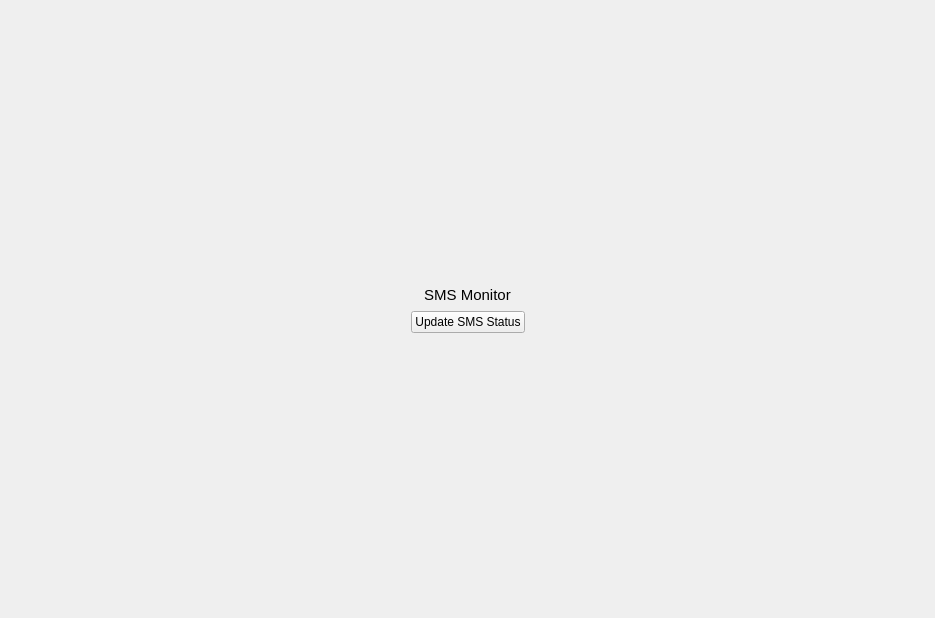
cemc-oper/nwpc-monitor-app, file src/plugins/sms_monitor/sms_monitor_widget.ui: the form before one commit.
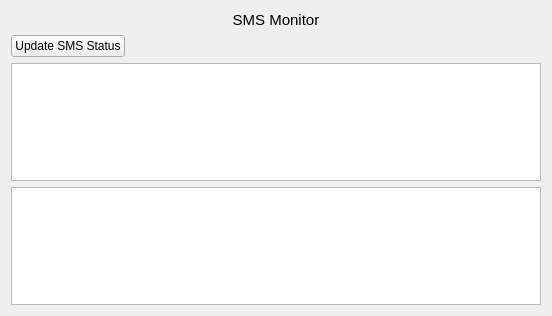
The form after the commit.

Commit message:
Parse json string in slotUpdateStatusStdOut.
修改set_missing_host_key_policy的参数

```diff
--- a/src/plugins/sms_monitor/sms_monitor_widget.ui
+++ b/src/plugins/sms_monitor/sms_monitor_widget.ui
@@ -6,8 +6,8 @@
    <rect>
     <x>0</x>
     <y>0</y>
-    <width>935</width>
-    <height>618</height>
+    <width>552</width>
+    <height>316</height>
    </rect>
   </property>
   <property name="windowTitle">
@@ -15,107 +15,48 @@
   </property>
   <layout class="QGridLayout" name="gridLayout">
    <item row="1" column="0">
-    <layout class="QHBoxLayout" name="horizontalLayout_2">
-     <item>
-      <spacer name="horizontalSpacer_3">
-       <property name="orientation">
-        <enum>Qt::Horizontal</enum>
-       </property>
-       <property name="sizeHint" stdset="0">
-        <size>
-         <width>40</width>
-         <height>20</height>
-        </size>
-       </property>
-      </spacer>
-     </item>
-     <item>
-      <widget class="QLabel" name="label">
-       <property name="text">
-        <string>&lt;html&gt;&lt;head/&gt;&lt;body&gt;&lt;p&gt;&lt;span style=&quot; font-size:11pt;&quot;&gt;SMS Monitor&lt;/span&gt;&lt;/p&gt;&lt;/body&gt;&lt;/html&gt;</string>
-       </property>
-       <property name="alignment">
-        <set>Qt::AlignCenter</set>
-       </property>
-      </widget>
-     </item>
-     <item>
-      <spacer name="horizontalSpacer_4">
-       <property name="orientation">
-        <enum>Qt::Horizontal</enum>
-       </property>
-       <property name="sizeHint" stdset="0">
-        <size>
-         <width>40</width>
-         <height>20</height>
-        </size>
-       </property>
-      </spacer>
-     </item>
-    </layout>
+    <widget class="QPushButton" name="update_sms_staus_button">
+     <property name="text">
+      <string>Update SMS Status</string>
+     </property>
+    </widget>
    </item>
-   <item row="3" column="0">
-    <spacer name="verticalSpacer_2">
+   <item row="1" column="1">
+    <spacer name="horizontalSpacer">
      <property name="orientation">
-      <enum>Qt::Vertical</enum>
+      <enum>Qt::Horizontal</enum>
      </property>
      <property name="sizeHint" stdset="0">
       <size>
-       <width>20</width>
-       <height>106</height>
+       <width>415</width>
+       <height>20</height>
       </size>
      </property>
     </spacer>
    </item>
-   <item row="0" column="0">
-    <spacer name="verticalSpacer">
-     <property name="orientation">
-      <enum>Qt::Vertical</enum>
+   <item row="2" column="0" colspan="2">
+    <widget class="QTextEdit" name="output_text_edit">
+     <property name="readOnly">
+      <bool>true</bool>
      </property>
-     <property name="sizeHint" stdset="0">
-      <size>
-       <width>20</width>
-       <height>107</height>
-      </size>
+    </widget>
+   </item>
+   <item row="3" column="0" colspan="2">
+    <widget class="QTextEdit" name="error_text_edit">
+     <property name="readOnly">
+      <bool>true</bool>
      </property>
-    </spacer>
+    </widget>
    </item>
-   <item row="2" column="0">
-    <layout class="QHBoxLayout" name="horizontalLayout">
-     <item>
-      <spacer name="horizontalSpacer">
-       <property name="orientation">
-        <enum>Qt::Horizontal</enum>
-       </property>
-       <property name="sizeHint" stdset="0">
-        <size>
-         <width>40</width>
-         <height>20</height>
-        </size>
-       </property>
-      </spacer>
-     </item>
-     <item>
-      <widget class="QPushButton" name="update_sms_staus_button">
-       <property name="text">
-        <string>Update SMS Status</string>
-       </property>
-      </widget>
-     </item>
-     <item>
-      <spacer name="horizontalSpacer_2">
-       <property name="orientation">
-        <enum>Qt::Horizontal</enum>
-       </property>
-       <property name="sizeHint" stdset="0">
-        <size>
-         <width>40</width>
-         <height>20</height>
-        </size>
-       </property>
-      </spacer>
-     </item>
-    </layout>
+   <item row="0" column="0" colspan="2">
+    <widget class="QLabel" name="label">
+     <property name="text">
+      <string>&lt;html&gt;&lt;head/&gt;&lt;body&gt;&lt;p&gt;&lt;span style=&quot; font-size:11pt;&quot;&gt;SMS Monitor&lt;/span&gt;&lt;/p&gt;&lt;/body&gt;&lt;/html&gt;</string>
+     </property>
+     <property name="alignment">
+      <set>Qt::AlignCenter</set>
+     </property>
+    </widget>
    </item>
   </layout>
  </widget>
```
The commit also changes 2 other files.
